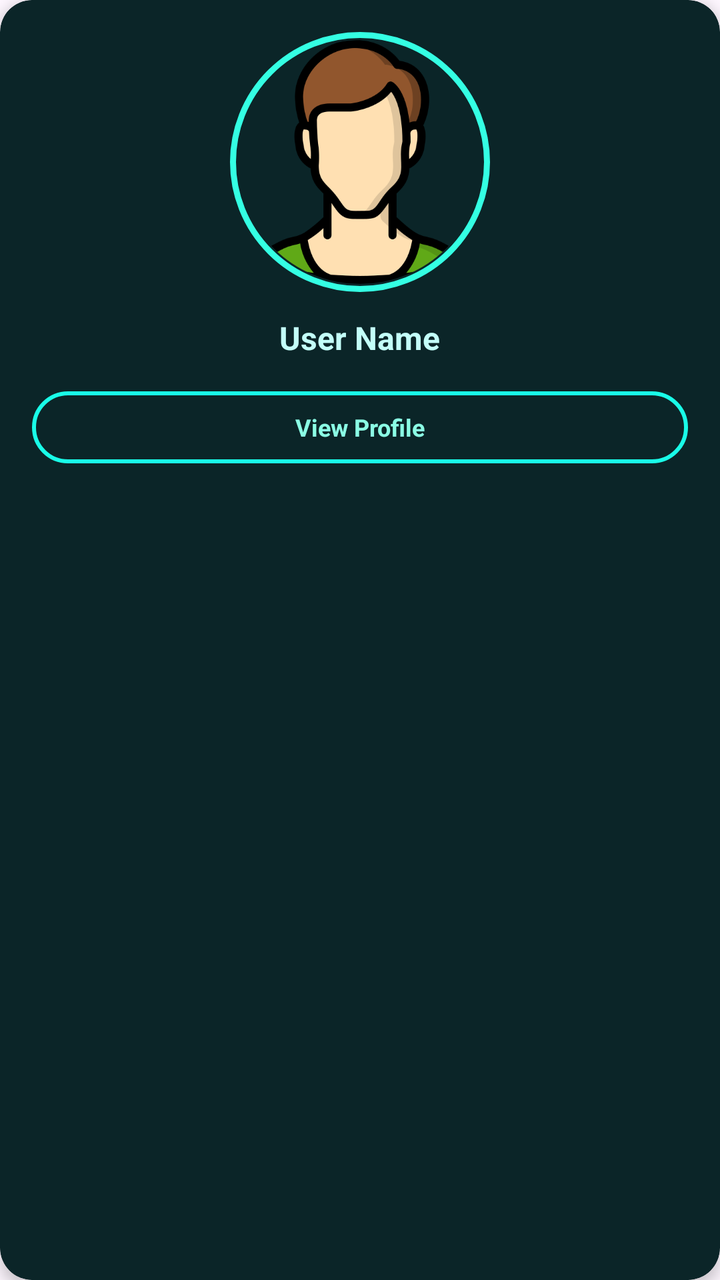
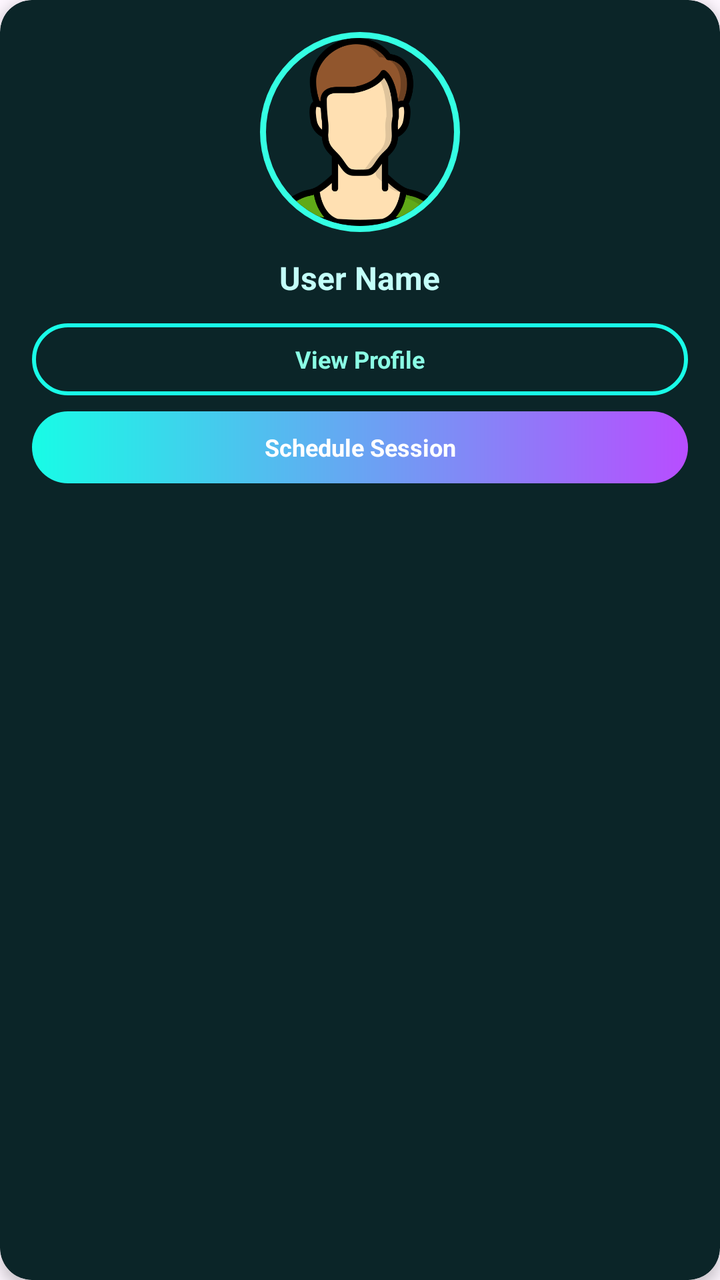

Compare the two renders of this Android layout. The source of the first and the diff that turns it into the second are given below.
<!-- AndroidManifest.xml: application theme Theme.SkillSwapAGenZSkillExchanger -->
<!-- res/layout/item_connection_card.xml -->
<?xml version="1.0" encoding="utf-8"?>
<androidx.cardview.widget.CardView xmlns:android="http://schemas.android.com/apk/res/android"
    xmlns:app="http://schemas.android.com/apk/res-auto"
    android:layout_width="match_parent"
    android:layout_height="wrap_content"
    android:layout_margin="8dp"
    app:cardBackgroundColor="#0B2528"
    app:cardCornerRadius="16dp"
    app:cardElevation="4dp">

    <LinearLayout
        android:layout_width="match_parent"
        android:layout_height="wrap_content"
        android:gravity="center"
        android:orientation="vertical"
        android:padding="16dp">
        <FrameLayout
        android:layout_width="130dp"
        android:layout_height="130dp"
        android:layout_gravity="center"
        android:background="@drawable/profile_ring"
        android:padding="4dp">
        <com.google.android.material.imageview.ShapeableImageView
            android:id="@+id/img_profile"
            android:layout_width="match_parent"
            android:layout_height="match_parent"
            android:scaleType="centerCrop"
            android:src="@drawable/man"
            app:shapeAppearanceOverlay="@style/CircleImageView" />
    </FrameLayout>
        <TextView
            android:id="@+id/tv_name"
            android:layout_width="wrap_content"
            android:layout_height="wrap_content"
            android:layout_marginTop="12dp"
            android:ellipsize="end"
            android:maxLines="1"
            android:text="User Name"
            android:textColor="#C3FFF9"
            android:textSize="16sp"
            android:textStyle="bold" />

        <TextView
            android:id="@+id/btn_view_profile"
            android:layout_width="match_parent"
            android:layout_height="36dp"
            android:layout_marginTop="16dp"
            android:background="@drawable/bg_btn_view_profile"
            android:gravity="center"
            android:text="View Profile"
            android:textColor="#8BFDE5"
            android:textSize="12sp"
            android:textStyle="bold" />

    </LinearLayout>
</androidx.cardview.widget.CardView>
<!-- resources referenced by this layout -->
<resources>
  <!-- drawable bg_btn_view_profile (drawable) -->
  <shape xmlns:android="http://schemas.android.com/apk/res/android">
      <solid android:color="@android:color/transparent" />
      <stroke
          android:width="2dp"
          android:color="#19FDE8" />
      <corners android:radius="26dp" />
  </shape>
  <!-- drawable man: png bitmap (drawable, 31781 bytes) -->
  <!-- drawable profile_ring (drawable) -->
  <shape xmlns:android="http://schemas.android.com/apk/res/android"
      android:shape="oval">
  
      <stroke
          android:width="3dp"
          android:color="#34FFE3" />
  
      <solid android:color="@android:color/transparent" />
  </shape>
  <style name="CircleImageView" parent="">
          <item name="cornerFamily">rounded</item>
          <item name="cornerSize">50%</item>
      </style>
  <style name="Theme.SkillSwapAGenZSkillExchanger" parent="Base.Theme.SkillSwapAGenZSkillExchanger" />
  <style name="Base.Theme.SkillSwapAGenZSkillExchanger" parent="Theme.Material3.DayNight.NoActionBar">
          
          <item name="android:statusBarColor">#103238</item>
          
      </style>
</resources>

<!-- the commit's change to res/layout/item_connection_card.xml (unified diff, before → after) -->
@@ -14,20 +14,23 @@
         android:gravity="center"
         android:orientation="vertical"
         android:padding="16dp">
+
         <FrameLayout
-        android:layout_width="130dp"
-        android:layout_height="130dp"
-        android:layout_gravity="center"
-        android:background="@drawable/profile_ring"
-        android:padding="4dp">
-        <com.google.android.material.imageview.ShapeableImageView
-            android:id="@+id/img_profile"
-            android:layout_width="match_parent"
-            android:layout_height="match_parent"
-            android:scaleType="centerCrop"
-            android:src="@drawable/man"
-            app:shapeAppearanceOverlay="@style/CircleImageView" />
-    </FrameLayout>
+            android:layout_width="100dp"
+            android:layout_height="100dp"
+            android:layout_gravity="center"
+            android:background="@drawable/profile_ring"
+            android:padding="3dp">
+
+            <com.google.android.material.imageview.ShapeableImageView
+                android:id="@+id/img_profile"
+                android:layout_width="match_parent"
+                android:layout_height="match_parent"
+                android:scaleType="centerCrop"
+                android:src="@drawable/man"
+                app:shapeAppearanceOverlay="@style/CircleImageView" />
+        </FrameLayout>
+
         <TextView
             android:id="@+id/tv_name"
             android:layout_width="wrap_content"
@@ -44,7 +47,7 @@
             android:id="@+id/btn_view_profile"
             android:layout_width="match_parent"
             android:layout_height="36dp"
-            android:layout_marginTop="16dp"
+            android:layout_marginTop="12dp"
             android:background="@drawable/bg_btn_view_profile"
             android:gravity="center"
             android:text="View Profile"
@@ -52,5 +55,17 @@
             android:textSize="12sp"
             android:textStyle="bold" />
 
+        <TextView
+            android:id="@+id/btn_schedule_session"
+            android:layout_width="match_parent"
+            android:layout_height="36dp"
+            android:layout_marginTop="8dp"
+            android:background="@drawable/bg_btn_connect"
+            android:gravity="center"
+            android:text="Schedule Session"
+            android:textColor="#FFFFFF"
+            android:textSize="12sp"
+            android:textStyle="bold" />
+
     </LinearLayout>
 </androidx.cardview.widget.CardView>
<!-- resource entries referenced after the edit -->
@@ -1,5 +1,13 @@
 <!-- resources referenced by this layout -->
 <resources>
+  <!-- drawable bg_btn_connect (drawable) -->
+  <shape xmlns:android="http://schemas.android.com/apk/res/android">
+      <corners android:radius="26dp" />
+      <gradient
+          android:startColor="#18FCE6"
+          android:endColor="#B84DFF"
+          android:angle="0" />
+  </shape>
   <!-- drawable bg_btn_view_profile (drawable) -->
   <shape xmlns:android="http://schemas.android.com/apk/res/android">
       <solid android:color="@android:color/transparent" />
